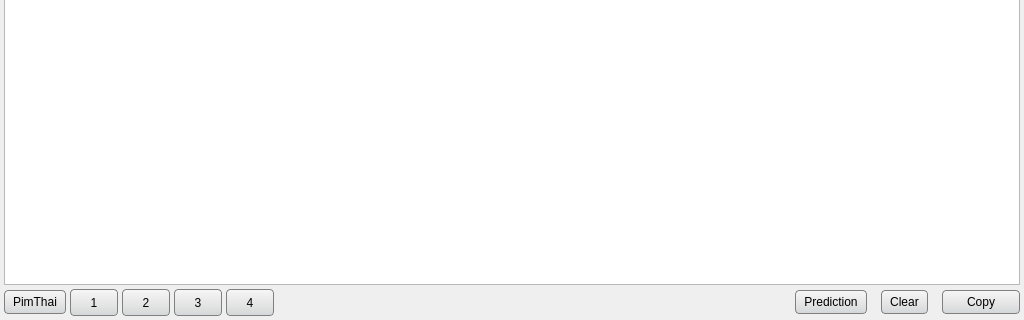
Old version of the form PimThaiWindow.ui in the repository iamjay/PimThai; both pictures show x 0 to 1024 and y 280 to 600 of the 1024 by 600 pixel window.
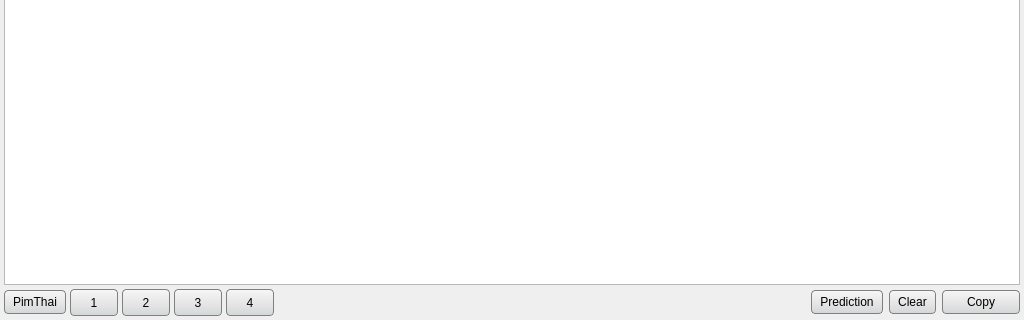
New version of the form.

```diff
--- a/PimThaiWindow.ui
+++ b/PimThaiWindow.ui
@@ -18,7 +18,7 @@
 QPushButton:pressed { background: qlineargradient(x1:0, y1:0, x2:0, y2:1, stop:0 #D3D7D8, stop: 0.6 #E4E4E4, stop:1 #F6F6F6); }
 QPushButton:checked { color: white; background: qlineargradient(x1:0, y1:0, x2:0, y2:1, stop:0 #559BBF, stop: 0.6 #3895D2, stop:1 #3381C3); }
 
-QToolButton { border-radius: 4px; border: 1px solid grey; padding: 4px 8px 4px 8px; background: qlineargradient(x1:0, y1:0, x2:0, y2:1, stop:0 #F6F6F6, stop: 0.6 #E4E4E4, stop:1 #D3D7D8); }
+QToolButton { border-radius: 4px; border: 1px solid grey; padding: 4px 4px 4px 4px; background: qlineargradient(x1:0, y1:0, x2:0, y2:1, stop:0 #F6F6F6, stop: 0.6 #E4E4E4, stop:1 #D3D7D8); }
 QToolButton:pressed { background: qlineargradient(x1:0, y1:0, x2:0, y2:1, stop:0 #D3D7D8, stop: 0.6 #E4E4E4, stop:1 #F6F6F6); }
 QToolButton:checked { color: white; background: qlineargradient(x1:0, y1:0, x2:0, y2:1, stop:0 #559BBF, stop: 0.6 #3895D2, stop:1 #3381C3); }
 </string>
@@ -187,8 +187,8 @@
         </property>
         <property name="sizeHint" stdset="0">
          <size>
-          <width>40</width>
-          <height>20</height>
+          <width>0</width>
+          <height>0</height>
          </size>
         </property>
        </spacer>
@@ -196,7 +196,7 @@
       <item>
        <layout class="QHBoxLayout" name="horizontalLayout_2">
         <property name="spacing">
-         <number>14</number>
+         <number>6</number>
         </property>
         <item>
          <widget class="QPushButton" name="predictButton">
```
